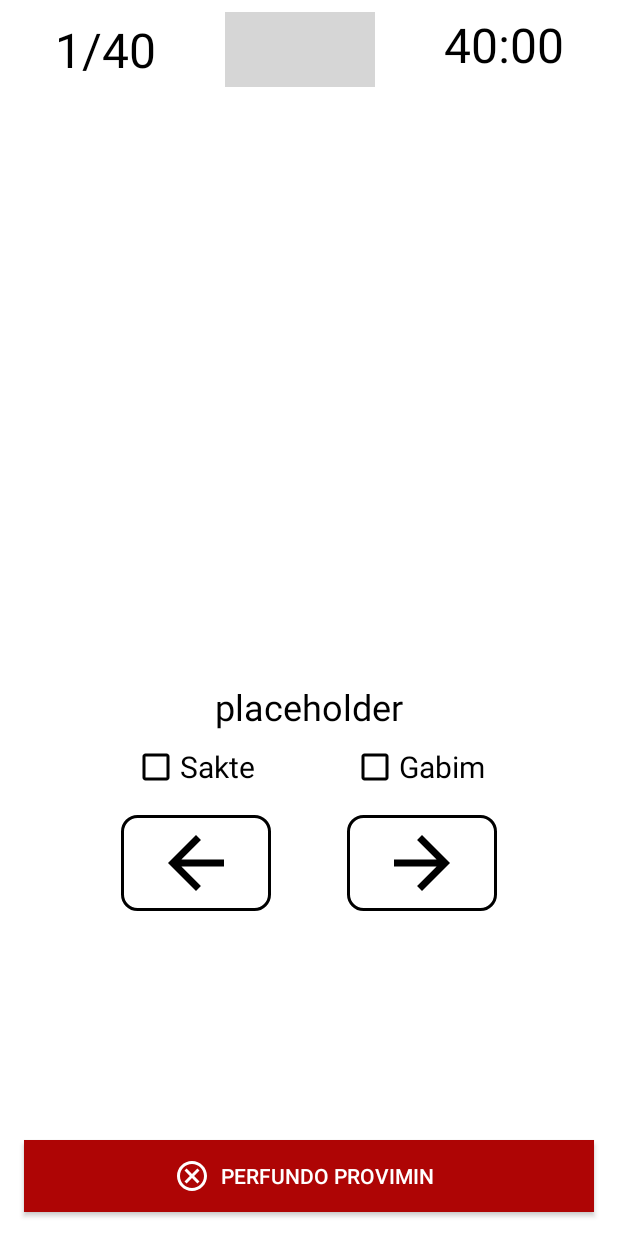
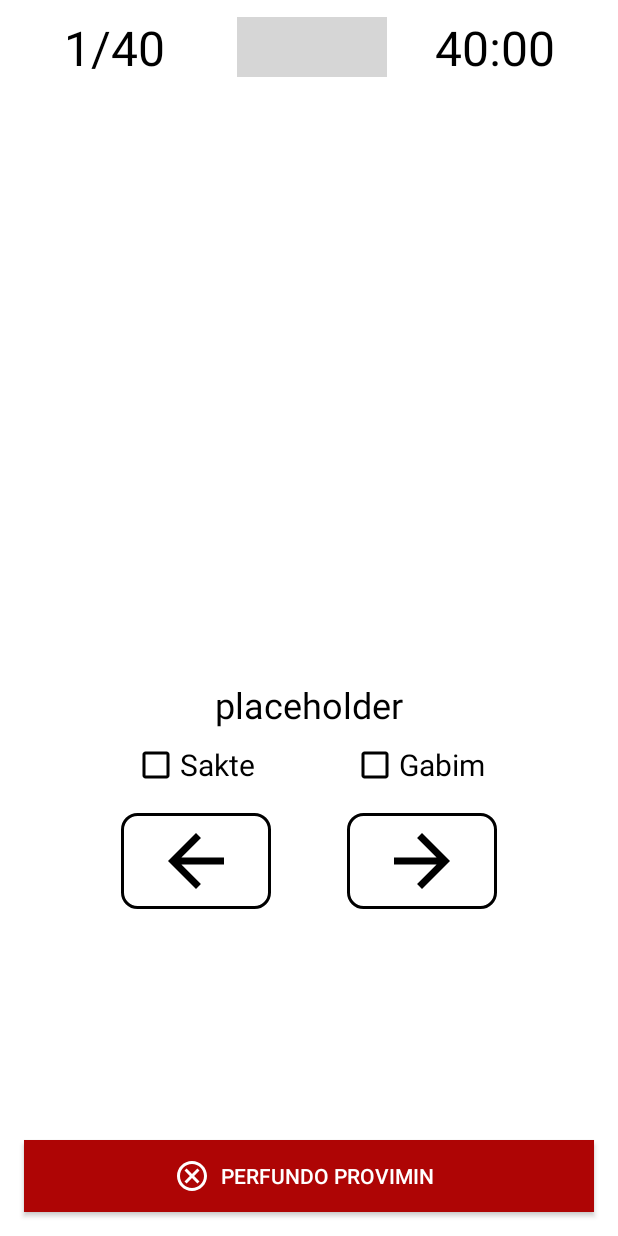
Before and after one commit to arsildo/DrivingLicenseProject, an Android app: the ExamActivity screen opened directly, with no data from a screen before it, on a phone screen of 412 x 824 dp. Run offline under Robolectric (Android 15) with nearby library versions, the phone set to English and light mode, and no system bars; grey boxes are pictures that could not be loaded.

Commit message:
ui changes

```diff
--- a/app/src/main/res/layout/activity_exam.xml
+++ b/app/src/main/res/layout/activity_exam.xml
@@ -14,8 +14,8 @@
         android:layout_width="wrap_content"
         android:layout_height="wrap_content"
         android:layout_margin="8dp"
+        android:padding="2dp"
         android:gravity="center"
-        android:foregroundGravity="center"
         app:layout_constraintEnd_toEndOf="parent"
         app:layout_constraintStart_toStartOf="parent"
         app:layout_constraintTop_toTopOf="parent">
@@ -25,7 +25,7 @@
             android:layout_width="wrap_content"
             android:layout_height="wrap_content"
             android:orientation="horizontal"
-            android:layout_marginEnd="30dp"
+            android:layout_marginEnd="32dp"
             android:text="1/40"
             android:textSize="32sp"
             android:textColor="@color/black"/>
@@ -35,9 +35,8 @@
             android:id="@+id/questionListDialog"
             android:background="@drawable/style_button_overall"
             android:layout_width="100dp"
-            android:layout_height="50dp"
+            android:layout_height="40dp"
             android:layout_marginStart="16dp"
-            android:layout_marginEnd="16dp"
             android:padding="2dp"
             android:layout_gravity="center"
             android:gravity="center"
@@ -48,7 +47,7 @@
             android:id="@+id/examTimer"
             android:layout_width="match_parent"
             android:layout_height="match_parent"
-            android:layout_marginStart="30dp"
+            android:layout_marginStart="32dp"
             android:layout_gravity="end"
             android:gravity="end"
             android:text="40:00"
```
Also changed, not shown: app/src/main/res/drawable/ic_questions.png.
